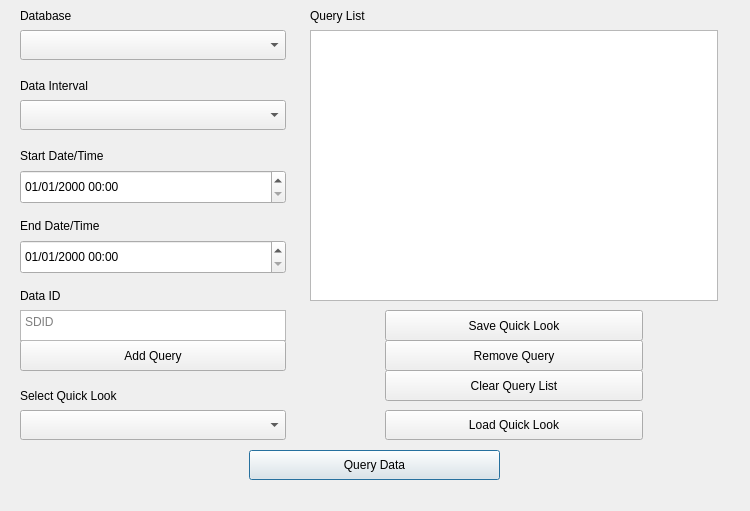
The window that ui/winInternalQuery.ui (S31F3R/DataDoctor) describes before a commit, drawn with Qt 5.
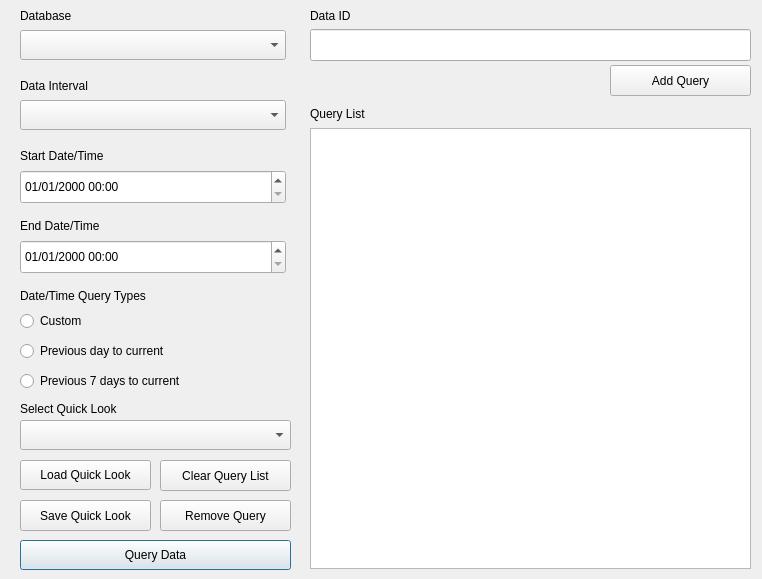
The same window after the commit. Icons and pictures are not drawn.

Diff of the .ui file:
```diff
--- a/ui/winInternalQuery.ui
+++ b/ui/winInternalQuery.ui
@@ -6,8 +6,8 @@
    <rect>
     <x>0</x>
     <y>0</y>
-    <width>750</width>
-    <height>511</height>
+    <width>762</width>
+    <height>579</height>
    </rect>
   </property>
   <property name="sizePolicy">
@@ -18,8 +18,8 @@
   </property>
   <property name="maximumSize">
    <size>
-    <width>750</width>
-    <height>511</height>
+    <width>762</width>
+    <height>600</height>
    </size>
   </property>
   <property name="windowTitle">
@@ -84,9 +84,9 @@
    <widget class="QPushButton" name="btnQuery">
     <property name="geometry">
      <rect>
-      <x>249</x>
-      <y>450</y>
-      <width>251</width>
+      <x>20</x>
+      <y>540</y>
+      <width>271</width>
       <height>30</height>
      </rect>
     </property>
@@ -100,22 +100,6 @@
      <bool>true</bool>
     </property>
    </widget>
-   <widget class="QTextEdit" name="textSDID">
-    <property name="geometry">
-     <rect>
-      <x>20</x>
-      <y>310</y>
-      <width>266</width>
-      <height>31</height>
-     </rect>
-    </property>
-    <property name="tabChangesFocus">
-     <bool>true</bool>
-    </property>
-    <property name="placeholderText">
-     <string>SDID</string>
-    </property>
-   </widget>
    <widget class="QLabel" name="label">
     <property name="geometry">
      <rect>
@@ -172,18 +156,18 @@
     <property name="geometry">
      <rect>
       <x>310</x>
-      <y>30</y>
-      <width>408</width>
-      <height>271</height>
+      <y>128</y>
+      <width>441</width>
+      <height>441</height>
      </rect>
     </property>
    </widget>
    <widget class="QPushButton" name="btnAddQuery">
     <property name="geometry">
      <rect>
-      <x>20</x>
-      <y>340</y>
-      <width>266</width>
+      <x>610</x>
+      <y>65</y>
+      <width>141</width>
       <height>31</height>
      </rect>
     </property>
@@ -194,8 +178,8 @@
    <widget class="QLabel" name="label_5">
     <property name="geometry">
      <rect>
-      <x>20</x>
-      <y>280</y>
+      <x>310</x>
+      <y>0</y>
       <width>61</width>
       <height>31</height>
      </rect>
@@ -208,7 +192,7 @@
     <property name="geometry">
      <rect>
       <x>310</x>
-      <y>0</y>
+      <y>98</y>
       <width>258</width>
       <height>31</height>
      </rect>
@@ -220,9 +204,9 @@
    <widget class="QPushButton" name="btnRemoveQuery">
     <property name="geometry">
      <rect>
-      <x>385</x>
-      <y>340</y>
-      <width>258</width>
+      <x>160</x>
+      <y>500</y>
+      <width>131</width>
       <height>31</height>
      </rect>
     </property>
@@ -233,9 +217,9 @@
    <widget class="QPushButton" name="btnSaveQuickLook">
     <property name="geometry">
      <rect>
-      <x>385</x>
-      <y>310</y>
-      <width>258</width>
+      <x>20</x>
+      <y>500</y>
+      <width>131</width>
       <height>31</height>
      </rect>
     </property>
@@ -247,9 +231,9 @@
     <property name="geometry">
      <rect>
       <x>20</x>
-      <y>380</y>
-      <width>251</width>
-      <height>31</height>
+      <y>398</y>
+      <width>221</width>
+      <height>21</height>
      </rect>
     </property>
     <property name="text">
@@ -260,8 +244,8 @@
     <property name="geometry">
      <rect>
       <x>20</x>
-      <y>410</y>
-      <width>266</width>
+      <y>420</y>
+      <width>271</width>
       <height>30</height>
      </rect>
     </property>
@@ -275,9 +259,9 @@
    <widget class="QPushButton" name="btnLoadQuickLook">
     <property name="geometry">
      <rect>
-      <x>385</x>
-      <y>410</y>
-      <width>258</width>
+      <x>20</x>
+      <y>460</y>
+      <width>131</width>
       <height>30</height>
      </rect>
     </property>
@@ -291,9 +275,9 @@
    <widget class="QPushButton" name="btnClearQuery">
     <property name="geometry">
      <rect>
-      <x>385</x>
-      <y>370</y>
-      <width>258</width>
+      <x>160</x>
+      <y>460</y>
+      <width>131</width>
       <height>31</height>
      </rect>
     </property>
@@ -304,8 +288,8 @@
    <widget class="QPushButton" name="btnDataIdInfo">
     <property name="geometry">
      <rect>
-      <x>76</x>
-      <y>285</y>
+      <x>364</x>
+      <y>5</y>
       <width>31</width>
       <height>20</height>
      </rect>
@@ -353,6 +337,69 @@
      <bool>true</bool>
     </property>
    </widget>
+   <widget class="QRadioButton" name="rbCustomDateTime">
+    <property name="geometry">
+     <rect>
+      <x>20</x>
+      <y>310</y>
+      <width>261</width>
+      <height>22</height>
+     </rect>
+    </property>
+    <property name="text">
+     <string>Custom</string>
+    </property>
+   </widget>
+   <widget class="QRadioButton" name="rbPrevDayToCurrent">
+    <property name="geometry">
+     <rect>
+      <x>20</x>
+      <y>340</y>
+      <width>261</width>
+      <height>22</height>
+     </rect>
+    </property>
+    <property name="text">
+     <string>Previous day to current</string>
+    </property>
+   </widget>
+   <widget class="QRadioButton" name="rbPrevWeekToCurrent">
+    <property name="geometry">
+     <rect>
+      <x>20</x>
+      <y>370</y>
+      <width>261</width>
+      <height>22</height>
+     </rect>
+    </property>
+    <property name="text">
+     <string>Previous 7 days to current</string>
+    </property>
+   </widget>
+   <widget class="QLabel" name="label_8">
+    <property name="geometry">
+     <rect>
+      <x>20</x>
+      <y>280</y>
+      <width>251</width>
+      <height>31</height>
+     </rect>
+    </property>
+    <property name="text">
+     <string>Date/Time Query Types</string>
+    </property>
+   </widget>
+   <widget class="QLineEdit" name="leDataID">
+    <property name="geometry">
+     <rect>
+      <x>310</x>
+      <y>29</y>
+      <width>441</width>
+      <height>32</height>
+     </rect>
+    </property>
+   </widget>
+   <zorder>leDataID</zorder>
    <zorder>btnQuery</zorder>
    <zorder>label</zorder>
    <zorder>label_2</zorder>
```
Left out of the diff: 5 changed lines with no effect on the pictures.
